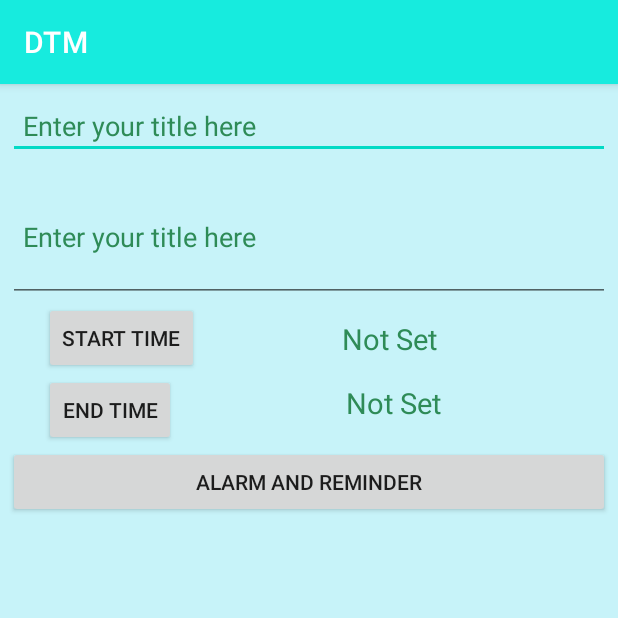
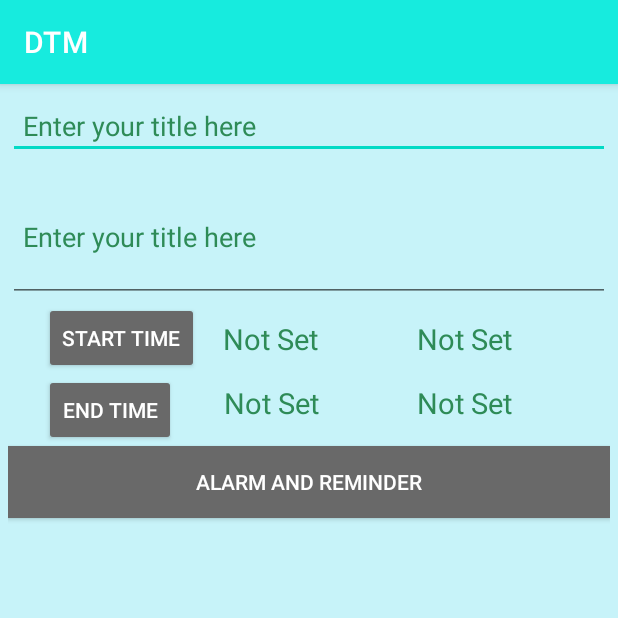
Before and after one commit to dipankar108/dtm, an Android app: the CreateTaskActivity screen opened directly, with no data from a screen before it, on a phone screen of 412 x 824 dp, the top half of it. Run offline under Robolectric (Android 15) with nearby library versions, the phone set to English and light mode, and no system bars.

Commit message:
create task activity adding code

```diff
--- a/app/src/main/res/layout/activity_create_task.xml
+++ b/app/src/main/res/layout/activity_create_task.xml
@@ -40,7 +40,9 @@
         android:layout_width="wrap_content"
         android:layout_height="wrap_content"
         android:layout_marginStart="24dp"
+        android:backgroundTint="@color/dimGray"
         android:text="Start Time"
+        android:textColor="@color/white"
         app:layout_constraintStart_toStartOf="parent"
         app:layout_constraintTop_toBottomOf="@+id/et_create_taskDesc_id" />
 
@@ -53,7 +55,18 @@
         android:textSize="19dp"
         app:layout_constraintBottom_toBottomOf="@+id/btn_createTaskStartDate_id"
         app:layout_constraintEnd_toEndOf="parent"
-        app:layout_constraintHorizontal_bias="0.453"
+        app:layout_constraintStart_toEndOf="@+id/tv_create_timeStartView_id"
+        app:layout_constraintTop_toBottomOf="@+id/et_create_taskDesc_id" />
+
+    <TextView
+        android:id="@+id/tv_create_timeStartView_id"
+        android:layout_width="wrap_content"
+        android:layout_height="wrap_content"
+        android:layout_marginStart="16dp"
+        android:text="Not Set"
+        android:textColor="@color/finishedTask"
+        android:textSize="19dp"
+        app:layout_constraintBottom_toBottomOf="@+id/btn_createTaskStartDate_id"
         app:layout_constraintStart_toEndOf="@+id/btn_createTaskStartDate_id"
         app:layout_constraintTop_toBottomOf="@+id/et_create_taskDesc_id" />
 
@@ -62,9 +75,23 @@
         android:layout_width="wrap_content"
         android:layout_height="wrap_content"
         android:layout_marginStart="24dp"
+        android:backgroundTint="@color/dimGray"
         android:text="End Time"
+        android:textColor="@color/white"
         app:layout_constraintStart_toStartOf="parent"
         app:layout_constraintTop_toBottomOf="@+id/btn_createTaskStartDate_id" />
+
+    <TextView
+        android:id="@+id/tv_create_timeEntdiew_id"
+        android:layout_width="wrap_content"
+        android:layout_height="wrap_content"
+        android:layout_marginStart="32dp"
+        android:text="Not Set"
+        android:textColor="@color/finishedTask"
+        android:textSize="19dp"
+        app:layout_constraintBottom_toBottomOf="@+id/btn_createTaskEndDate_id"
+        app:layout_constraintStart_toEndOf="@+id/btn_createTaskEndDate_id"
+        app:layout_constraintTop_toBottomOf="@+id/tv_create_dateStartView_id" />
 
     <TextView
         android:id="@+id/tv_create_dateEntdiew_id"
@@ -75,14 +102,17 @@
         android:textSize="19dp"
         app:layout_constraintBottom_toBottomOf="@+id/btn_createTaskEndDate_id"
         app:layout_constraintEnd_toEndOf="parent"
-        app:layout_constraintStart_toEndOf="@+id/btn_createTaskEndDate_id"
+        app:layout_constraintStart_toEndOf="@+id/tv_create_timeEntdiew_id"
         app:layout_constraintTop_toBottomOf="@+id/tv_create_dateStartView_id" />
 
     <androidx.appcompat.widget.AppCompatButton
         android:id="@+id/btn_alramandreminder_id"
         android:layout_width="match_parent"
         android:layout_height="wrap_content"
+
+        android:background="@color/dimGray"
         android:text="Alarm and reminder"
+        android:textColor="@color/white"
         app:layout_constraintEnd_toEndOf="parent"
         app:layout_constraintStart_toStartOf="parent"
         app:layout_constraintTop_toBottomOf="@+id/btn_createTaskEndDate_id" />
--- a/app/src/main/res/values/colors.xml
+++ b/app/src/main/res/values/colors.xml
@@ -15,4 +15,5 @@
     <color name="runningTask">#FF8C00</color>
     <color name="progressbarBackground">#BCCBA9</color>
     <color name="progressbarForeground">#570C0C</color>
+    <color name="dimGray">#696969</color>
 </resources>
```
Also changed, not shown: app/src/main/java/com/dailytaskmanager/dtm/CreateTaskActivity.kt (+65 -2 lines).
